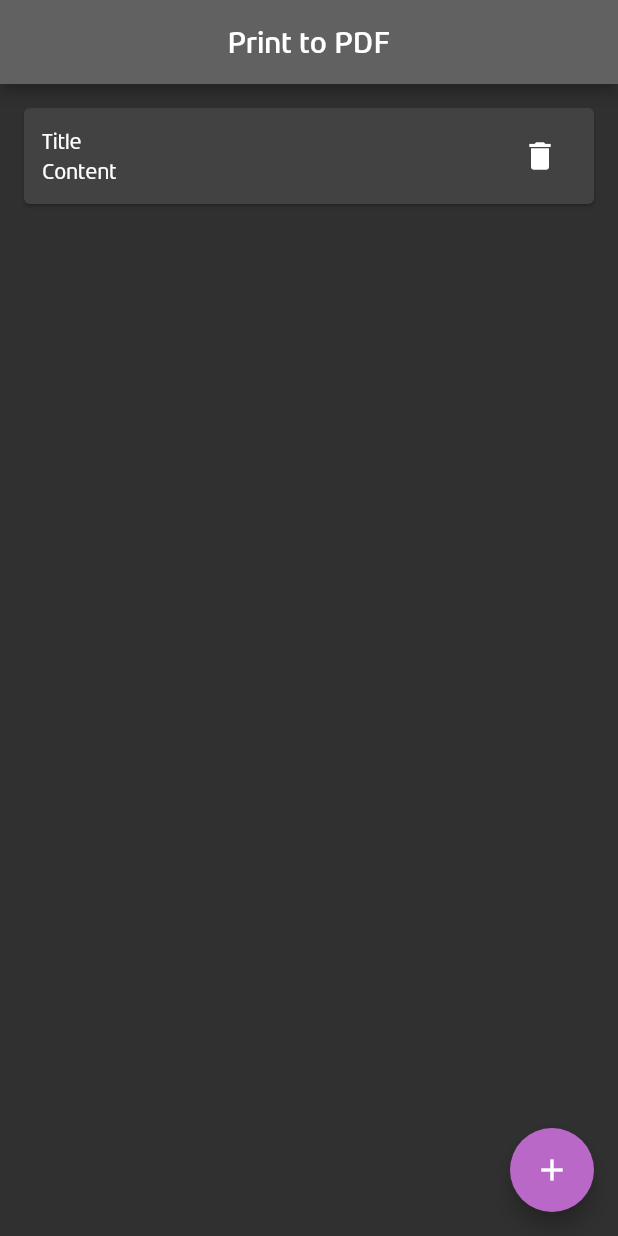
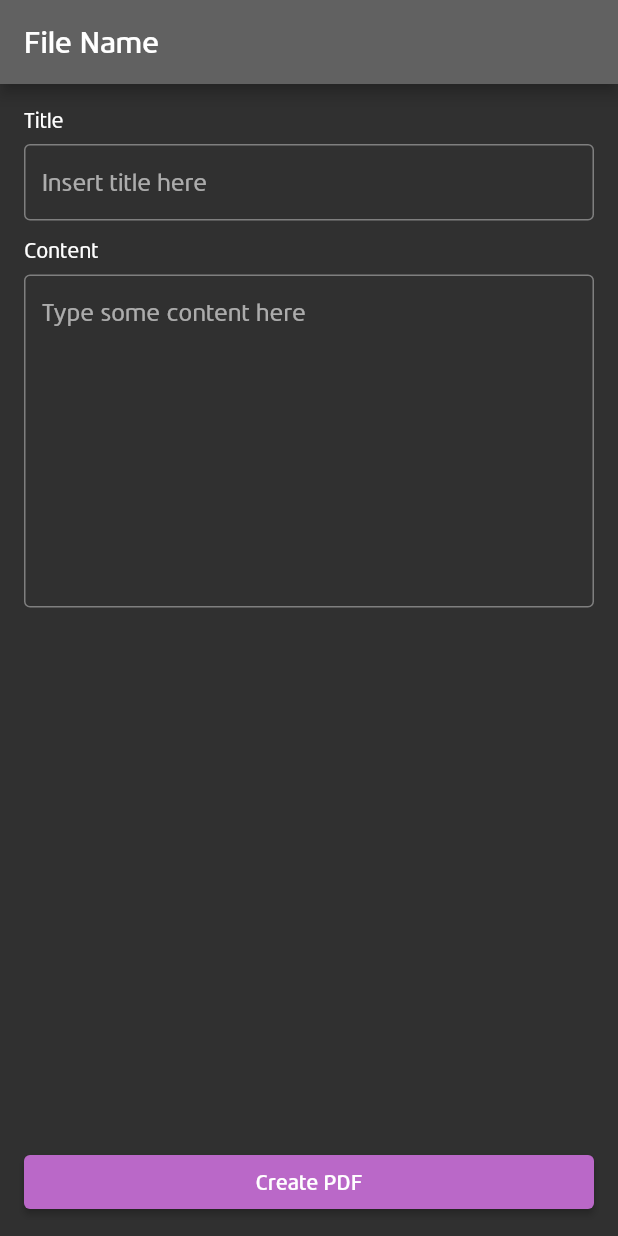
Before and after one commit to artprasetya/print-to-pdf, a Flutter app: the screen it shows after launch, on a phone screen of 412 x 824 dp. Run offline on Flutter 3.47's test engine with Material 2 defaults, Android fonts, the phone set to English and light mode, and no system bars; our stand-ins replace bloc, equatable, flutter_bloc, shared_preferences, sqflite; accounts and stored records are empty.

Commit message:
Update progress 11-12-20

```diff
--- a/lib/global/components/template_page.dart
+++ b/lib/global/components/template_page.dart
@@ -7,6 +7,7 @@ class TemplatePage extends StatelessWidget {
   final Widget body;
   final List<Widget> actions;
   final Widget floatingActionButton;
+  final Widget footer;
 
   const TemplatePage({
     Key key,
@@ -15,18 +16,43 @@ class TemplatePage extends StatelessWidget {
     @required this.body,
     this.actions,
     this.floatingActionButton,
+    this.footer,
   }) : super(key: key);
 
   @override
   Widget build(BuildContext context) {
     return Scaffold(
+      resizeToAvoidBottomPadding: true,
+      resizeToAvoidBottomInset: true,
       appBar: AppBar(
         title: Text(title),
         centerTitle: centerTitle,
         actions: actions,
       ),
-      body: body,
+      body: Column(
+        children: [
+          Expanded(
+            child: body,
+          ),
+          if (footer != null) _buildFooter(footer),
+        ],
+      ),
       floatingActionButton: floatingActionButton,
     );
   }
 }
+
+_buildFooter(Widget footer) {
+  return Container(
+    color: Colors.transparent,
+    width: double.infinity,
+    child: SafeArea(
+      top: false,
+      child: Container(
+        color: Colors.transparent,
+        padding: EdgeInsets.symmetric(vertical: 12, horizontal: 16),
+        child: footer,
+      ),
+    ),
+  );
+}
--- a/lib/global/styles/app_theme.dart
+++ b/lib/global/styles/app_theme.dart
@@ -10,11 +10,25 @@ final appThemeData = {
     brightness: Brightness.light,
     primaryColor: Colors.blue,
     fontFamily: 'FazzNeue',
+    buttonTheme: ButtonThemeData(
+      buttonColor: Colors.blue,
+      disabledColor: Colors.grey[700],
+      shape: RoundedRectangleBorder(
+        borderRadius: BorderRadius.circular(4),
+      ),
+    ),
   ),
   AppTheme.Dark: ThemeData(
     brightness: Brightness.dark,
     primaryColor: Colors.grey[700],
     accentColor: Colors.purple[300],
     fontFamily: 'FazzNeue',
+    buttonTheme: ButtonThemeData(
+      buttonColor: Colors.purple[300],
+      disabledColor: Colors.grey[700],
+      shape: RoundedRectangleBorder(
+        borderRadius: BorderRadius.circular(4),
+      ),
+    ),
   ),
 };
--- a/lib/main.dart
+++ b/lib/main.dart
@@ -2,6 +2,7 @@ import 'package:flutter/material.dart';
 import 'package:flutter_bloc/flutter_bloc.dart';
 import 'package:print_to_pdf/global/styles/app_theme.dart';
 import 'package:print_to_pdf/global/theme/bloc/theme_bloc.dart';
+import 'package:print_to_pdf/page/form/page.dart';
 import 'package:print_to_pdf/page/home/page.dart';
 
 void main() => runApp(MyApp());
@@ -19,7 +20,7 @@ class MyApp extends StatelessWidget {
             title: 'Print to PDF',
             debugShowCheckedModeBanner: false,
             theme: appThemeData[_theme],
-            home: HomPage(),
+            home: FormPage(),
           );
         },
       ),
--- /dev/null
+++ b/lib/page/form/page.dart
@@ -0,0 +1,14 @@
+import 'package:flutter/widgets.dart';
+import 'package:print_to_pdf/page/form/view.dart';
+
+class FormPage extends StatefulWidget {
+  @override
+  _FormPageState createState() => _FormPageState();
+}
+
+class _FormPageState extends State<FormPage> {
+  @override
+  Widget build(BuildContext context) {
+    return FormView();
+  }
+}
--- /dev/null
+++ b/lib/page/form/view.dart
@@ -0,0 +1,50 @@
+import 'package:flutter/material.dart';
+import 'package:flutter/widgets.dart';
+import 'package:print_to_pdf/global/components/template_page.dart';
+
+class FormView extends StatelessWidget {
+  @override
+  Widget build(BuildContext context) {
+    return TemplatePage(
+      title: 'File Name',
+      body: SingleChildScrollView(
+        child: Container(
+          padding: EdgeInsets.all(16),
+          child: Column(
+            crossAxisAlignment: CrossAxisAlignment.stretch,
+            children: [
+              Text('Title'),
+              SizedBox(height: 8),
+              TextField(
+                // controller: rekeningController,
+                // onChanged: onChangeAccountNumber,
+                decoration: InputDecoration(
+                  isDense: true,
+                  border: OutlineInputBorder(),
+                  hintText: 'Insert title here',
+                ),
+              ),
+              SizedBox(height: 12),
+              Text('Content'),
+              SizedBox(height: 8),
+              TextField(
+                // controller: rekeningController,
+                // onChanged: onChangeAccountNumber,
+                decoration: InputDecoration(
+                  isDense: true,
+                  border: OutlineInputBorder(),
+                  hintText: 'Type some content here',
+                ),
+                maxLines: 10,
+              ),
+            ],
+          ),
+        ),
+      ),
+      footer: RaisedButton(
+        child: Text('Create PDF'),
+        onPressed: () {},
+      ),
+    );
+  }
+}
--- a/lib/page/home/page.dart
+++ b/lib/page/home/page.dart
@@ -1,5 +1,7 @@
+import 'package:flutter/material.dart';
 import 'package:flutter/widgets.dart';
 import 'package:print_to_pdf/page/home/view.dart';
+import 'package:print_to_pdf/page/home/widgets/components/form_insert_file_name.dart';
 
 class HomPage extends StatefulWidget {
   @override
@@ -14,13 +16,24 @@ class _HomPageState extends State<HomPage> {
       content: 'Content',
     ),
   ];
+
   @override
   Widget build(BuildContext context) {
     return HomeView(
       list: list,
       onTapItem: () {},
       onTapDelete: () {},
-      onTapCreate: () {},
+      onTapCreate: () => _showDialog(context),
+    );
+  }
+
+  Future<void> _showDialog(BuildContext context) {
+    return showDialog(
+      context: context,
+      builder: buildFormInsertFileNameDialog(
+        context,
+        () {},
+      ),
     );
   }
 }
--- a/lib/page/home/view.dart
+++ b/lib/page/home/view.dart
@@ -19,7 +19,7 @@ class HomeView extends StatelessWidget {
   final List<DummyData> list;
   final Function onTapItem;
   final Function onTapDelete;
-  final Function onTapCreate;
+  final VoidCallback onTapCreate;
 
   const HomeView({
     Key key,
@@ -38,14 +38,6 @@ class HomeView extends StatelessWidget {
     return TemplatePage(
       title: 'Print to PDF',
       centerTitle: true,
-      // actions: <Widget>[
-      //   IconButton(
-      //     icon: Icon(Icons.settings),
-      //     onPressed: () {
-      //       Navigator.of(context).push(RouteTransition(page: PreferencePage()));
-      //     },
-      //   )
-      // ],
       body: SingleChildScrollView(
         child: Container(
           padding: EdgeInsets.all(12),
--- /dev/null
+++ b/lib/page/home/widgets/components/form_insert_file_name.dart
@@ -0,0 +1,26 @@
+import 'package:flutter/material.dart';
+
+WidgetBuilder buildFormInsertFileNameDialog(
+  BuildContext context,
+  VoidCallback onTapNext,
+) {
+  return (BuildContext context) => SimpleDialog(
+        contentPadding: EdgeInsets.all(24),
+        children: [
+          TextField(
+            // controller: rekeningController,
+            // onChanged: onChangeAccountNumber,
+            decoration: InputDecoration(
+              isDense: true,
+              border: OutlineInputBorder(),
+              hintText: 'Insert file name here',
+            ),
+          ),
+          SizedBox(height: 12),
+          RaisedButton(
+            child: Text('Next'),
+            onPressed: onTapNext,
+          ),
+        ],
+      );
+}
```
Also changed, not shown: lib/page/viewer/page.dart (added), lib/page/viewer/view.dart (added).
